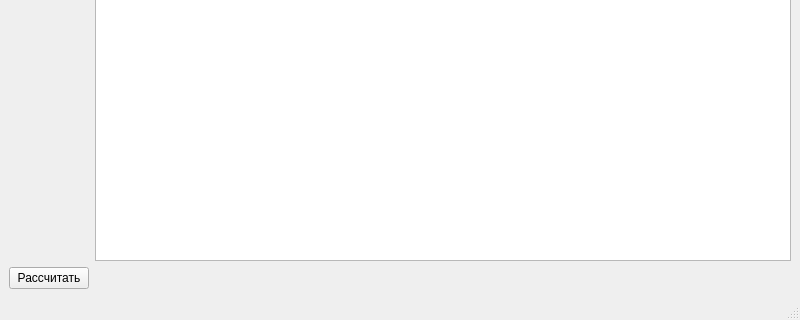
Qt form mainwindow.ui (cool-palace/Collaborative-Robot) before a commit; both pictures show x 0 to 800 and y 280 to 600 of the 800 by 600 pixel window.
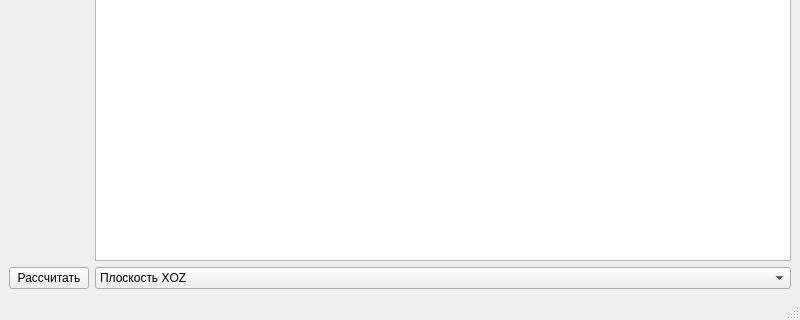
The same form after that commit.

Commit message: Added YOZ projection

What changed in the file:
```diff
--- a/mainwindow.ui
+++ b/mainwindow.ui
@@ -49,6 +49,20 @@
         </property>
        </widget>
       </item>
+      <item row="1" column="2">
+       <widget class="QComboBox" name="plane">
+        <item>
+         <property name="text">
+          <string>Плоскость XOZ</string>
+         </property>
+        </item>
+        <item>
+         <property name="text">
+          <string>Плоскость YOZ</string>
+         </property>
+        </item>
+       </widget>
+      </item>
      </layout>
     </item>
    </layout>
```
The commit also changes 2 other files.
